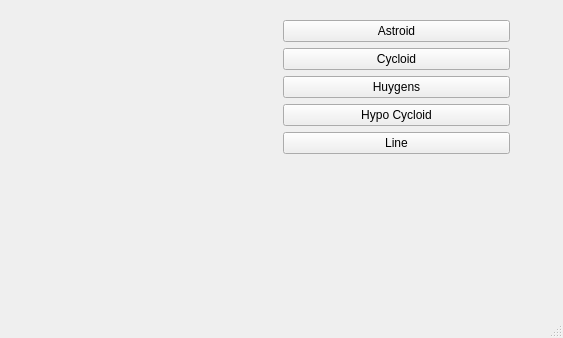
First picture: the form in mainwindow.ui, repository DMTRBor/DrawShapes, before the edit.
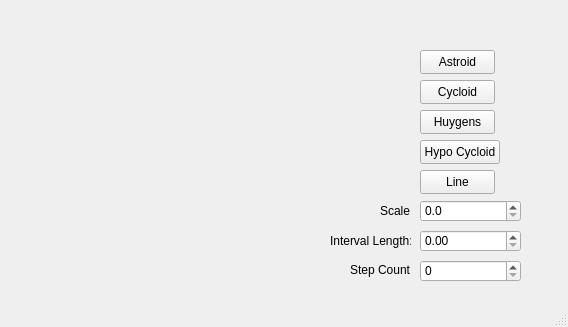
Second picture: the form after the edit. Custom widgets are drawn as their Qt base class.

Commit message: customized in UI interval, scale and step count

The edit to the form file:
```diff
--- a/mainwindow.ui
+++ b/mainwindow.ui
@@ -6,80 +6,175 @@
    <rect>
     <x>0</x>
     <y>0</y>
-    <width>563</width>
-    <height>338</height>
+    <width>568</width>
+    <height>327</height>
    </rect>
   </property>
   <property name="windowTitle">
    <string>MainWindow</string>
   </property>
   <widget class="QWidget" name="centralwidget">
-   <widget class="QWidget" name="layoutWidget">
+   <widget class="QDoubleSpinBox" name="spinScale">
     <property name="geometry">
      <rect>
-      <x>49</x>
-      <y>20</y>
-      <width>461</width>
-      <height>271</height>
+      <x>420</x>
+      <y>200</y>
+      <width>101</width>
+      <height>22</height>
      </rect>
     </property>
-    <layout class="QHBoxLayout" name="horizontalLayout">
-     <item>
-      <widget class="RenderArea" name="renderArea" native="true"/>
-     </item>
-     <item>
-      <layout class="QVBoxLayout" name="verticalLayout">
-       <item>
-        <widget class="QPushButton" name="btnAstroid">
-         <property name="text">
-          <string>Astroid</string>
-         </property>
-        </widget>
-       </item>
-       <item>
-        <widget class="QPushButton" name="btnCycloid">
-         <property name="text">
-          <string>Cycloid</string>
-         </property>
-        </widget>
-       </item>
-       <item>
-        <widget class="QPushButton" name="btnHuygens">
-         <property name="text">
-          <string>Huygens</string>
-         </property>
-        </widget>
-       </item>
-       <item>
-        <widget class="QPushButton" name="btnHypo">
-         <property name="text">
-          <string>Hypo Cycloid</string>
-         </property>
-        </widget>
-       </item>
-       <item>
-        <widget class="QPushButton" name="btnLine">
-         <property name="text">
-          <string>Line</string>
-         </property>
-        </widget>
-       </item>
-       <item>
-        <spacer name="verticalSpacer">
-         <property name="orientation">
-          <enum>Qt::Vertical</enum>
-         </property>
-         <property name="sizeHint" stdset="0">
-          <size>
-           <width>20</width>
-           <height>40</height>
-          </size>
-         </property>
-        </spacer>
-       </item>
-      </layout>
-     </item>
-    </layout>
+    <property name="decimals">
+     <number>1</number>
+    </property>
+    <property name="singleStep">
+     <double>0.100000000000000</double>
+    </property>
+   </widget>
+   <widget class="QLabel" name="label">
+    <property name="geometry">
+     <rect>
+      <x>380</x>
+      <y>200</y>
+      <width>30</width>
+      <height>22</height>
+     </rect>
+    </property>
+    <property name="text">
+     <string>Scale:</string>
+    </property>
+   </widget>
+   <widget class="QDoubleSpinBox" name="spinInterval">
+    <property name="geometry">
+     <rect>
+      <x>420</x>
+      <y>230</y>
+      <width>101</width>
+      <height>22</height>
+     </rect>
+    </property>
+    <property name="maximum">
+     <double>100.000000000000000</double>
+    </property>
+    <property name="singleStep">
+     <double>0.100000000000000</double>
+    </property>
+   </widget>
+   <widget class="QLabel" name="label_2">
+    <property name="geometry">
+     <rect>
+      <x>330</x>
+      <y>230</y>
+      <width>81</width>
+      <height>22</height>
+     </rect>
+    </property>
+    <property name="text">
+     <string>Interval Length:</string>
+    </property>
+   </widget>
+   <widget class="QSpinBox" name="spinCount">
+    <property name="geometry">
+     <rect>
+      <x>420</x>
+      <y>260</y>
+      <width>101</width>
+      <height>22</height>
+     </rect>
+    </property>
+    <property name="maximum">
+     <number>512</number>
+    </property>
+    <property name="singleStep">
+     <number>1</number>
+    </property>
+   </widget>
+   <widget class="QLabel" name="label_3">
+    <property name="geometry">
+     <rect>
+      <x>350</x>
+      <y>260</y>
+      <width>61</width>
+      <height>20</height>
+     </rect>
+    </property>
+    <property name="text">
+     <string>Step Count:</string>
+    </property>
+   </widget>
+   <widget class="RenderArea" name="renderArea" native="true">
+    <property name="geometry">
+     <rect>
+      <x>30</x>
+      <y>30</y>
+      <width>271</width>
+      <height>221</height>
+     </rect>
+    </property>
+   </widget>
+   <widget class="QPushButton" name="btnHuygens">
+    <property name="geometry">
+     <rect>
+      <x>420</x>
+      <y>110</y>
+      <width>75</width>
+      <height>24</height>
+     </rect>
+    </property>
+    <property name="text">
+     <string>Huygens</string>
+    </property>
+   </widget>
+   <widget class="QPushButton" name="btnAstroid">
+    <property name="geometry">
+     <rect>
+      <x>420</x>
+      <y>50</y>
+      <width>75</width>
+      <height>24</height>
+     </rect>
+    </property>
+    <property name="text">
+     <string>Astroid</string>
+    </property>
+   </widget>
+   <widget class="QPushButton" name="btnCycloid">
+    <property name="geometry">
+     <rect>
+      <x>420</x>
+      <y>80</y>
+      <width>75</width>
+      <height>24</height>
+     </rect>
+    </property>
+    <property name="text">
+     <string>Cycloid</string>
+    </property>
+   </widget>
+   <widget class="QPushButton" name="btnLine">
+    <property name="geometry">
+     <rect>
+      <x>420</x>
+      <y>170</y>
+      <width>75</width>
+      <height>24</height>
+     </rect>
+    </property>
+    <property name="text">
+     <string>Line</string>
+    </property>
+   </widget>
+   <widget class="QPushButton" name="btnHypo">
+    <property name="geometry">
+     <rect>
+      <x>420</x>
+      <y>140</y>
+      <width>80</width>
+      <height>24</height>
+     </rect>
+    </property>
+    <property name="text">
+     <string>Hypo Cycloid</string>
+    </property>
    </widget>
   </widget>
   <widget class="QStatusBar" name="statusbar"/>
```
The commit also changes 3 other files.
